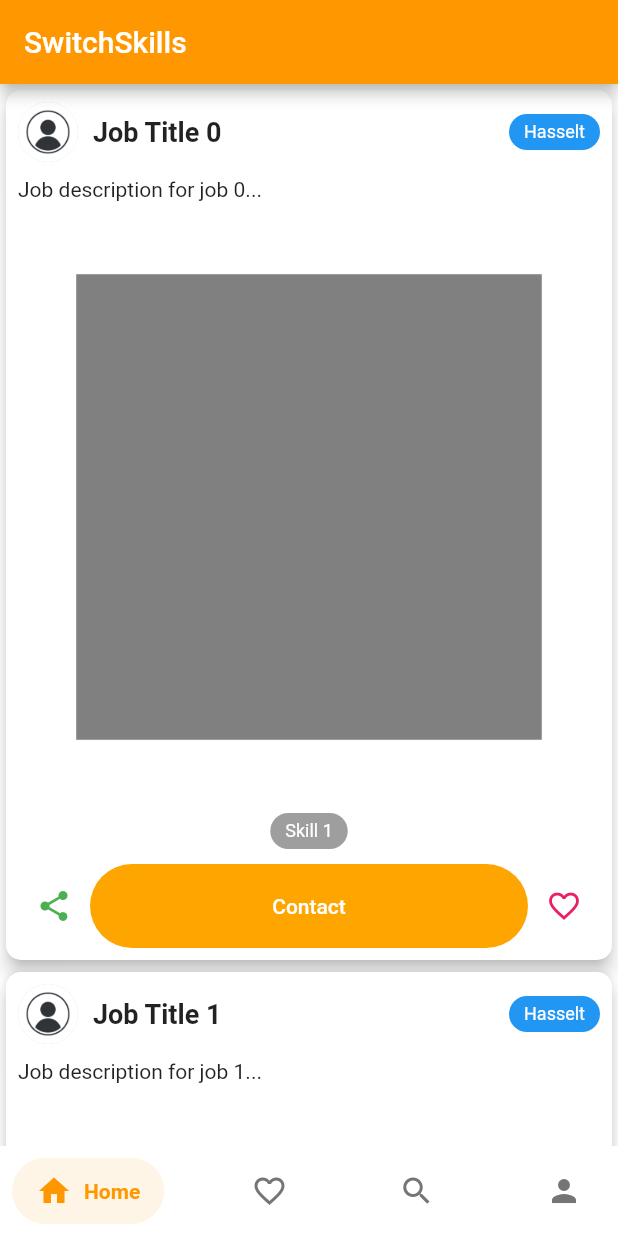
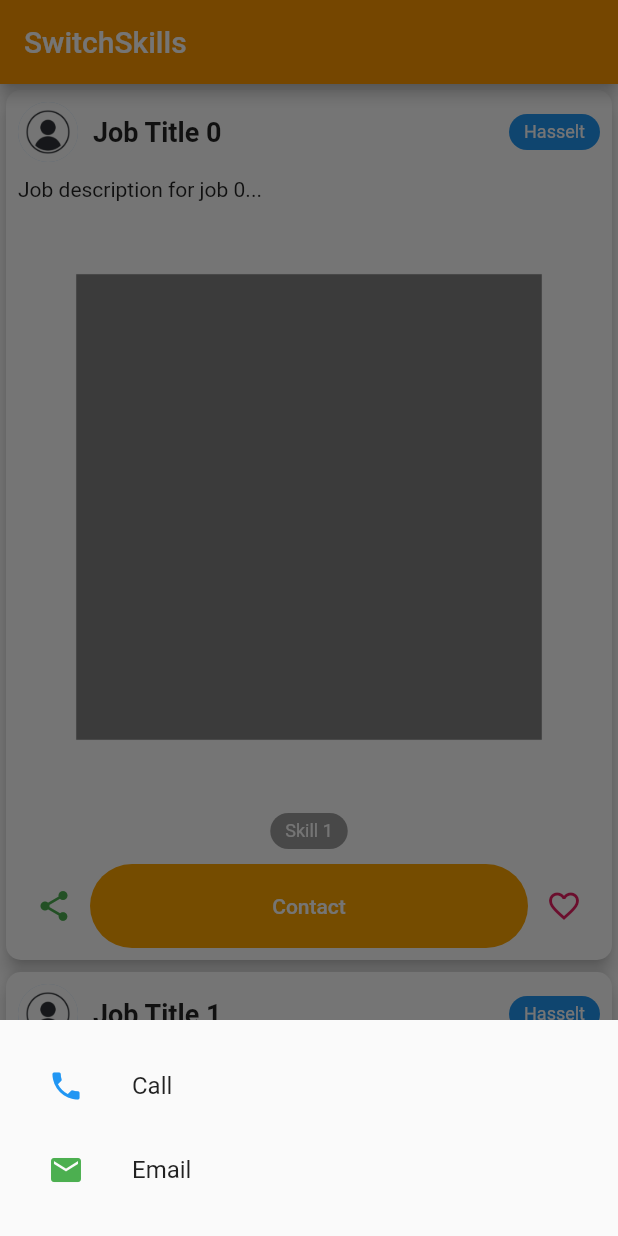
Before and after one commit to SwitchSkills/frontend, a Flutter app: the BottomNavBar screen opened directly, after a tap on "Contact", on a phone screen of 412 x 824 dp. Run offline on Flutter 3.47's test engine with Material 2 defaults, Android fonts, the phone set to English and light mode, and no system bars; drawn by our look-alikes of salomon_bottom_bar; our stand-ins replace flutter_svg, share.

Commit message:
interactive job post component

```diff
--- a/switchskilss/lib/components/bottom_nav_bar.dart
+++ b/switchskilss/lib/components/bottom_nav_bar.dart
@@ -10,13 +10,13 @@ class BottomNavBar extends StatefulWidget {
   const BottomNavBar({Key? key}) : super(key: key);
 
   @override
-  State<BottomNavBar> createState() => _BottomNavBarState();
+  State<BottomNavBar> createState() => BottomNavBarState();
 }
 
-class _BottomNavBarState extends State<BottomNavBar> {
+class BottomNavBarState extends State<BottomNavBar> {
   int _selectedIndex = 0;
 
-  // Define the pages to be displayed
+
   final List<Widget> _pages = [
     FeedScreen(),
     LikesScreen(),
@@ -33,7 +33,7 @@ class _BottomNavBarState extends State<BottomNavBar> {
         automaticallyImplyLeading: false,
 
         ),
-      body: _pages[_selectedIndex], // Switching between pages
+      body: _pages[_selectedIndex],
       bottomNavigationBar: SalomonBottomBar(
           currentIndex: _selectedIndex,
           selectedItemColor: const Color(0xff6200ee),
@@ -45,6 +45,12 @@ class _BottomNavBarState extends State<BottomNavBar> {
           },
           items: _navBarItems),
     );
+  }
+
+  void navigateToLikesScreen() {
+    setState(() {
+      _selectedIndex = 1;
+    });
   }
 }
 
--- a/switchskilss/lib/components/job_post.dart
+++ b/switchskilss/lib/components/job_post.dart
@@ -1,5 +1,8 @@
 import 'package:flutter/material.dart';
 import 'package:url_launcher/url_launcher.dart';
+import 'package:share/share.dart';
+import '../Screens/Likes/likes_screen.dart';
+import 'bottom_nav_bar.dart';
 
 class JobPost extends StatelessWidget {
   final String profileImageUrl;
@@ -53,7 +56,7 @@ void showProfileDialog(BuildContext context) {
             scrollDirection: Axis.horizontal,
             child: ConstrainedBox(
             constraints: BoxConstraints(
-                maxWidth: MediaQuery.of(context).size.width - 30, // Adjust as needed
+                maxWidth: MediaQuery.of(context).size.width - 30,
             ),
             child: Table(
                 border: TableBorder.all(color: Colors.orange),
@@ -192,20 +195,39 @@ TableRow _createRow(String label, String value) {
               children: [
                 IconButton(
                   icon: Icon(Icons.share),
-                  onPressed: () => print("Shared"),
+                  onPressed: () => Share.share('Check out this job post!'),
                   color: Colors.green,
                 ),
                 Expanded(
                   child: ElevatedButton(
-                    onPressed: () => print("Contact"),
+                    onPressed: () => _showContactOptions(context),
                     child: Text("Contact"),
                   ),
                 ),
                 IconButton(
                   icon: Icon(Icons.favorite_border),
-                  onPressed: () => print("Liked"),
+                  onPressed: () {
+                    ScaffoldMessenger.of(context).showSnackBar(
+                      SnackBar(
+                        content: Text('Post has been added to your liked post.'),
+                        action: SnackBarAction(
+                          label: 'Go to Likes',
+                          onPressed: () {
+                            if (Navigator.canPop(context)) {
+                              Navigator.pop(context);
+                            }
+                            BottomNavBarState? bottomNavBarState = context.findAncestorStateOfType<BottomNavBarState>();
+                            if (bottomNavBarState != null) {
+                              bottomNavBarState.navigateToLikesScreen();
+                            }
+                          },
+                        ),
+                      ),
+                    );
+                  },
                   color: Colors.pink,
                 ),
+
               ],
             ),
           ],
@@ -214,3 +236,42 @@ TableRow _createRow(String label, String value) {
     );
   }
 }
+
+
+_showContactOptions(BuildContext context) {
+  showModalBottomSheet(
+    context: context,
+    builder: (context) {
+      return Container(
+        padding: EdgeInsets.all(16.0),
+        child: Column(
+          mainAxisSize: MainAxisSize.min,
+          children: [
+            ListTile(
+              leading: Icon(Icons.phone, color: Colors.blue),
+              title: Text('Call'),
+              onTap: () => _launchURL(context, 'tel:+32471785072'),
+            ),
+            ListTile(
+              leading: Icon(Icons.email, color: Colors.green),
+              title: Text('Email'),
+              onTap: () => _launchURL(context, 'mailto:dag.malstaf@gmail.com'),
+            ),
+          ],
+        ),
+      );
+    },
+  );
+}
+
+_launchURL(BuildContext context, String url) async {
+  if (await canLaunch(url)) {
+    await launch(url);
+  } else {
+    ScaffoldMessenger.of(context).showSnackBar(
+      SnackBar(
+        content: Text('Could not launch $url'),
+      ),
+    );
+  }
+}
--- a/switchskilss/pubspec.yaml
+++ b/switchskilss/pubspec.yaml
@@ -26,6 +26,8 @@ dependencies:
   flutter_svg: ^1.1.0
   salomon_bottom_bar: ^3.3.2
   url_launcher: ^6.0.12
+  share: ^2.0.4
+
 
 
 
```
Also changed, not shown: switchskilss/pubspec.lock, 3 other files.
